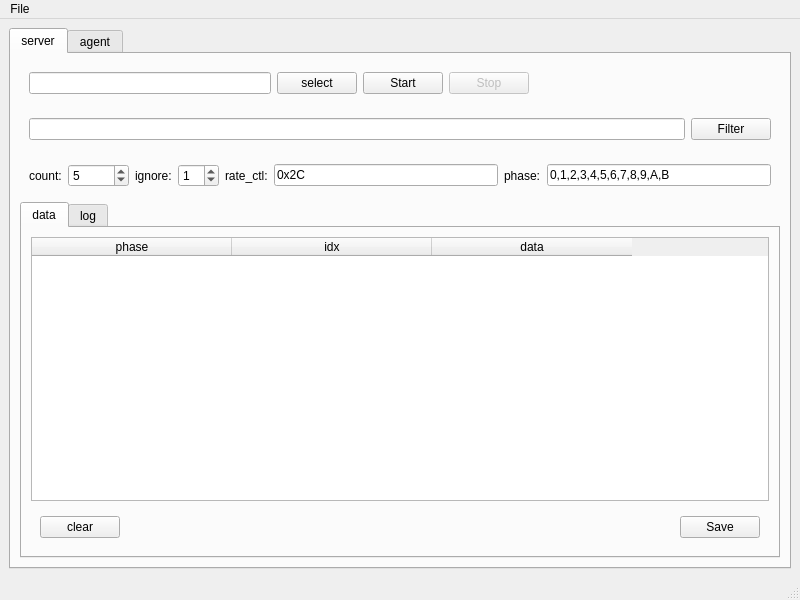
coolshou/logviewer, file logviewer.ui: the form before one commit.
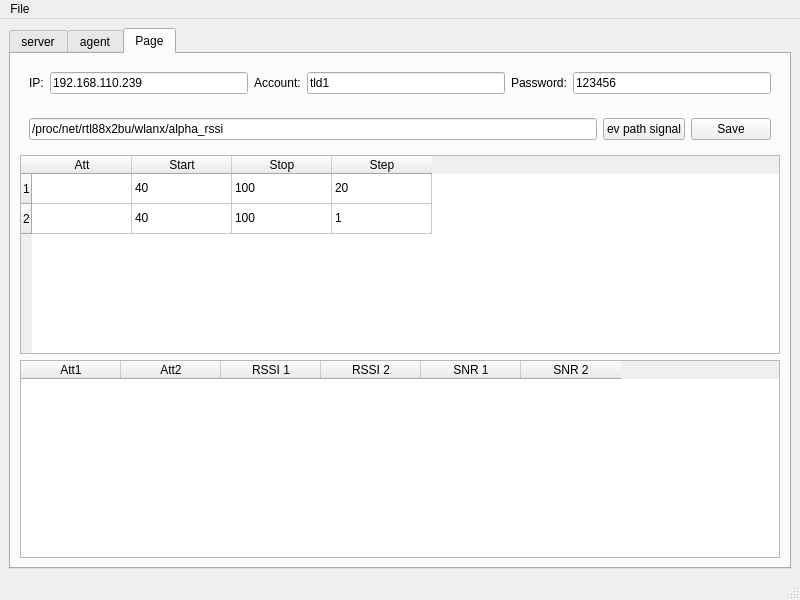
The form after the commit.

Commit message: add get signal function

```diff
--- a/logviewer.ui
+++ b/logviewer.ui
@@ -18,7 +18,7 @@
     <item>
      <widget class="QTabWidget" name="tabWidget_2">
       <property name="currentIndex">
-       <number>0</number>
+       <number>2</number>
       </property>
       <widget class="QWidget" name="tabServer">
        <attribute name="title">
@@ -452,6 +452,186 @@
         </item>
        </layout>
       </widget>
+      <widget class="QWidget" name="tabAtt">
+       <attribute name="title">
+        <string>Page</string>
+       </attribute>
+       <layout class="QVBoxLayout" name="verticalLayout_5">
+        <item>
+         <widget class="QWidget" name="widget_8" native="true">
+          <layout class="QHBoxLayout" name="horizontalLayout_10">
+           <item>
+            <widget class="QLabel" name="label_11">
+             <property name="text">
+              <string>IP:</string>
+             </property>
+            </widget>
+           </item>
+           <item>
+            <widget class="QLineEdit" name="leIP">
+             <property name="text">
+              <string>192.168.110.239</string>
+             </property>
+            </widget>
+           </item>
+           <item>
+            <widget class="QLabel" name="label_12">
+             <property name="text">
+              <string>Account:</string>
+             </property>
+            </widget>
+           </item>
+           <item>
+            <widget class="QLineEdit" name="leUserName">
+             <property name="text">
+              <string>tld1</string>
+             </property>
+            </widget>
+           </item>
+           <item>
+            <widget class="QLabel" name="label_13">
+             <property name="text">
+              <string>Password:</string>
+             </property>
+            </widget>
+           </item>
+           <item>
+            <widget class="QLineEdit" name="lePassword">
+             <property name="text">
+              <string>123456</string>
+             </property>
+            </widget>
+           </item>
+          </layout>
+         </widget>
+        </item>
+        <item>
+         <widget class="QWidget" name="widget_7" native="true">
+          <layout class="QHBoxLayout" name="horizontalLayout_9">
+           <item>
+            <widget class="QLineEdit" name="leRSSI">
+             <property name="text">
+              <string>/proc/net/rtl88x2bu/wlanx/alpha_rssi</string>
+             </property>
+            </widget>
+           </item>
+           <item>
+            <widget class="QPushButton" name="pbEVPathSignal">
+             <property name="text">
+              <string>ev path signal</string>
+             </property>
+            </widget>
+           </item>
+           <item>
+            <widget class="QPushButton" name="pbSaveEVPathSignal">
+             <property name="text">
+              <string>Save</string>
+             </property>
+            </widget>
+           </item>
+          </layout>
+         </widget>
+        </item>
+        <item>
+         <widget class="QTableWidget" name="twAtt">
+          <row>
+           <property name="text">
+            <string>1</string>
+           </property>
+          </row>
+          <row>
+           <property name="text">
+            <string>2</string>
+           </property>
+          </row>
+          <column>
+           <property name="text">
+            <string>Att</string>
+           </property>
+          </column>
+          <column>
+           <property name="text">
+            <string>Start</string>
+           </property>
+          </column>
+          <column>
+           <property name="text">
+            <string>Stop</string>
+           </property>
+          </column>
+          <column>
+           <property name="text">
+            <string>Step</string>
+           </property>
+          </column>
+          <item row="0" column="1">
+           <property name="text">
+            <string>40</string>
+           </property>
+          </item>
+          <item row="0" column="2">
+           <property name="text">
+            <string>100</string>
+           </property>
+          </item>
+          <item row="0" column="3">
+           <property name="text">
+            <string>20</string>
+           </property>
+          </item>
+          <item row="1" column="1">
+           <property name="text">
+            <string>40</string>
+           </property>
+          </item>
+          <item row="1" column="2">
+           <property name="text">
+            <string>100</string>
+           </property>
+          </item>
+          <item row="1" column="3">
+           <property name="text">
+            <string>1</string>
+           </property>
+          </item>
+         </widget>
+        </item>
+        <item>
+         <widget class="QTableWidget" name="twSignal">
+          <column>
+           <property name="text">
+            <string>Att1</string>
+           </property>
+          </column>
+          <column>
+           <property name="text">
+            <string>Att2</string>
+           </property>
+          </column>
+          <column>
+           <property name="text">
+            <string>RSSI 1</string>
+           </property>
+          </column>
+          <column>
+           <property name="text">
+            <string>RSSI 2</string>
+           </property>
+          </column>
+          <column>
+           <property name="text">
+            <string>SNR 1</string>
+           </property>
+          </column>
+          <column>
+           <property name="text">
+            <string>SNR 2</string>
+           </property>
+          </column>
+         </widget>
+        </item>
+       </layout>
+      </widget>
      </widget>
     </item>
    </layout>
```
Left out of the diff: 74 changed lines with no effect on the pictures. The commit also changes 1 other file.
